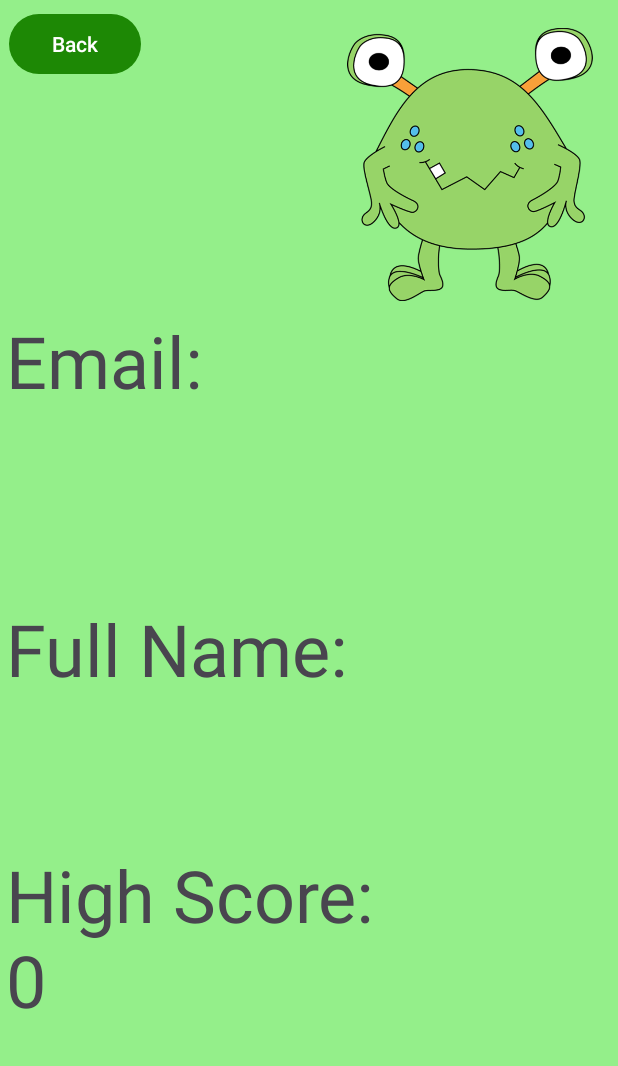
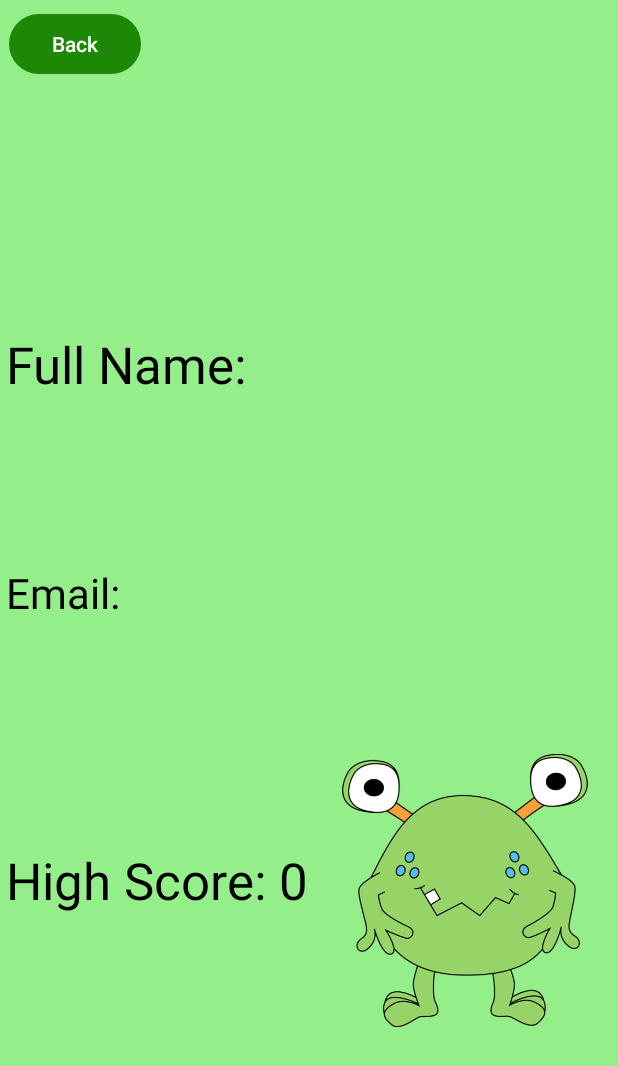
Before and after one commit to newunderscorerory/MonsterMath, an Android app: the PlayerProfile screen opened directly, with no data from a screen before it, on a phone screen of 412 x 824 dp. Shown: the top 1066 px of the screen. Run offline under Robolectric (Android 15) with nearby library versions, the phone set to English and light mode, and no system bars.

```diff
--- a/app/src/main/res/layout/admin_login.xml
+++ b/app/src/main/res/layout/admin_login.xml
@@ -57,6 +57,7 @@
         android:layout_marginStart="64dp"
         android:layout_marginTop="92dp"
         android:text="Admin Log In"
+        android:textColor="@color/black"
         android:textSize="48sp"
         android:textStyle="bold"
         app:layout_constraintStart_toStartOf="parent"
--- a/app/src/main/res/layout/edituser.xml
+++ b/app/src/main/res/layout/edituser.xml
@@ -47,6 +47,7 @@
         android:ems="10"
         android:hint="Username"
         android:inputType="text"
+        android:textColor="@color/black"
         android:textColorHint="#000000"
         app:layout_constraintStart_toStartOf="parent"
         app:layout_constraintTop_toTopOf="parent" />
@@ -61,6 +62,7 @@
         android:hint="Password"
         android:inputType="text"
         android:password="true"
+        android:textColor="@color/black"
         android:textColorHint="#000000"
         app:layout_constraintStart_toStartOf="parent"
         app:layout_constraintTop_toTopOf="parent" />
@@ -74,6 +76,7 @@
         android:ems="10"
         android:hint="Email"
         android:inputType="text"
+        android:textColor="@color/black"
         android:textColorHint="#000000"
         app:layout_constraintStart_toStartOf="parent"
         app:layout_constraintTop_toTopOf="parent" />
@@ -87,6 +90,7 @@
         android:ems="10"
         android:hint="Full Name"
         android:inputType="text"
+        android:textColor="@color/black"
         android:textColorHint="#000000"
         app:layout_constraintStart_toStartOf="parent"
         app:layout_constraintTop_toTopOf="parent" />
@@ -101,6 +105,7 @@
         android:hint="Confirm Password"
         android:inputType="text"
         android:password="true"
+        android:textColor="@color/black"
         android:textColorHint="#000000"
         app:layout_constraintStart_toStartOf="parent"
         app:layout_constraintTop_toTopOf="parent" />
--- a/app/src/main/res/layout/leaderboard.xml
+++ b/app/src/main/res/layout/leaderboard.xml
@@ -28,6 +28,7 @@
         android:layout_marginTop="24dp"
         android:text="Leaderboard"
         android:textAlignment="center"
+        android:textColor="@color/black"
         android:textSize="48sp"
         android:textStyle="bold"
         app:layout_constraintStart_toStartOf="parent"
--- a/app/src/main/res/layout/login.xml
+++ b/app/src/main/res/layout/login.xml
@@ -29,7 +29,7 @@
         android:hint="Password"
         android:inputType="text"
         android:password="true"
-        android:textColor="#595656"
+        android:textColor="@color/black"
         android:textSize="48sp"
         app:layout_constraintStart_toStartOf="parent"
         app:layout_constraintTop_toTopOf="parent" />
@@ -44,7 +44,7 @@
         android:ems="10"
         android:hint="Username"
         android:inputType="text"
-        android:textColor="#595656"
+        android:textColor="@color/black"
         android:textSize="48sp"
         app:layout_constraintStart_toStartOf="parent"
         app:layout_constraintTop_toTopOf="parent" />
--- a/app/src/main/res/layout/playerprofile.xml
+++ b/app/src/main/res/layout/playerprofile.xml
@@ -19,23 +19,26 @@
 
     <TextView
         android:id="@+id/usernameTextView"
-        android:layout_width="248dp"
-        android:layout_height="75dp"
+        android:layout_width="404dp"
+        android:layout_height="126dp"
         android:layout_marginStart="4dp"
         android:layout_marginTop="84dp"
         android:text="username"
-        android:textSize="48sp"
+        android:textColor="@color/black"
+        android:textSize="75dp"
+        android:textStyle="bold|italic"
         app:layout_constraintStart_toStartOf="parent"
         app:layout_constraintTop_toTopOf="parent" />
 
     <TextView
         android:id="@+id/emailTextView"
-        android:layout_width="386dp"
-        android:layout_height="184dp"
+        android:layout_width="328dp"
+        android:layout_height="147dp"
         android:layout_marginStart="4dp"
-        android:layout_marginTop="208dp"
+        android:layout_marginTop="376dp"
         android:text="Email"
-        android:textSize="48sp"
+        android:textColor="@color/black"
+        android:textSize="28sp"
         app:layout_constraintStart_toStartOf="parent"
         app:layout_constraintTop_toTopOf="parent" />
 
@@ -44,9 +47,10 @@
         android:layout_width="389dp"
         android:layout_height="147dp"
         android:layout_marginStart="4dp"
-        android:layout_marginTop="400dp"
+        android:layout_marginTop="220dp"
         android:text="Full Name"
-        android:textSize="48sp"
+        android:textColor="@color/black"
+        android:textSize="34sp"
         app:layout_constraintStart_toStartOf="parent"
         app:layout_constraintTop_toTopOf="parent" />
 
@@ -57,7 +61,8 @@
         android:layout_marginStart="4dp"
         android:layout_marginTop="564dp"
         android:text="High Score"
-        android:textSize="48sp"
+        android:textColor="@color/black"
+        android:textSize="34sp"
         app:layout_constraintStart_toStartOf="parent"
         app:layout_constraintTop_toTopOf="parent" />
 
@@ -65,8 +70,8 @@
         android:id="@+id/imageView2"
         android:layout_width="164dp"
         android:layout_height="187dp"
-        android:layout_marginStart="231dp"
-        android:layout_marginTop="16dp"
+        android:layout_marginStart="228dp"
+        android:layout_marginTop="500dp"
         app:layout_constraintStart_toStartOf="parent"
         app:layout_constraintTop_toTopOf="parent"
         app:srcCompat="@drawable/two_eyed_green_monster__1_" />
--- a/app/src/main/res/layout/register.xml
+++ b/app/src/main/res/layout/register.xml
@@ -39,6 +39,7 @@
         android:hint="Password"
         android:inputType="text"
         android:password="true"
+        android:textColor="@color/black"
         android:textColorHint="#000000"
         app:layout_constraintStart_toStartOf="parent"
         app:layout_constraintTop_toTopOf="parent" />
@@ -52,6 +53,7 @@
         android:ems="10"
         android:hint="Full Name"
         android:inputType="text"
+        android:textColor="@color/black"
         android:textColorHint="#000000"
         app:layout_constraintStart_toStartOf="parent"
         app:layout_constraintTop_toTopOf="parent" />
@@ -65,6 +67,7 @@
         android:ems="10"
         android:hint="Email"
         android:inputType="text"
+        android:textColor="@color/black"
         android:textColorHint="#000000"
         app:layout_constraintStart_toStartOf="parent"
         app:layout_constraintTop_toTopOf="parent" />
@@ -78,6 +81,7 @@
         android:ems="10"
         android:hint="Username"
         android:inputType="text"
+        android:textColor="@color/black"
         android:textColorHint="#000000"
         app:layout_constraintStart_toStartOf="parent"
         app:layout_constraintTop_toTopOf="parent" />
@@ -92,6 +96,7 @@
         android:hint="Confirm Password"
         android:inputType="text"
         android:password="true"
+        android:textColor="@color/black"
         android:textColorHint="#000000"
         app:layout_constraintStart_toStartOf="parent"
         app:layout_constraintTop_toTopOf="parent" />
```
Also changed, not shown: app/src/main/java/com/example/monstermath/Controller/Admin.kt (+9 -0 lines), app/src/main/res/layout/admin.xml (+14 -3 lines).
